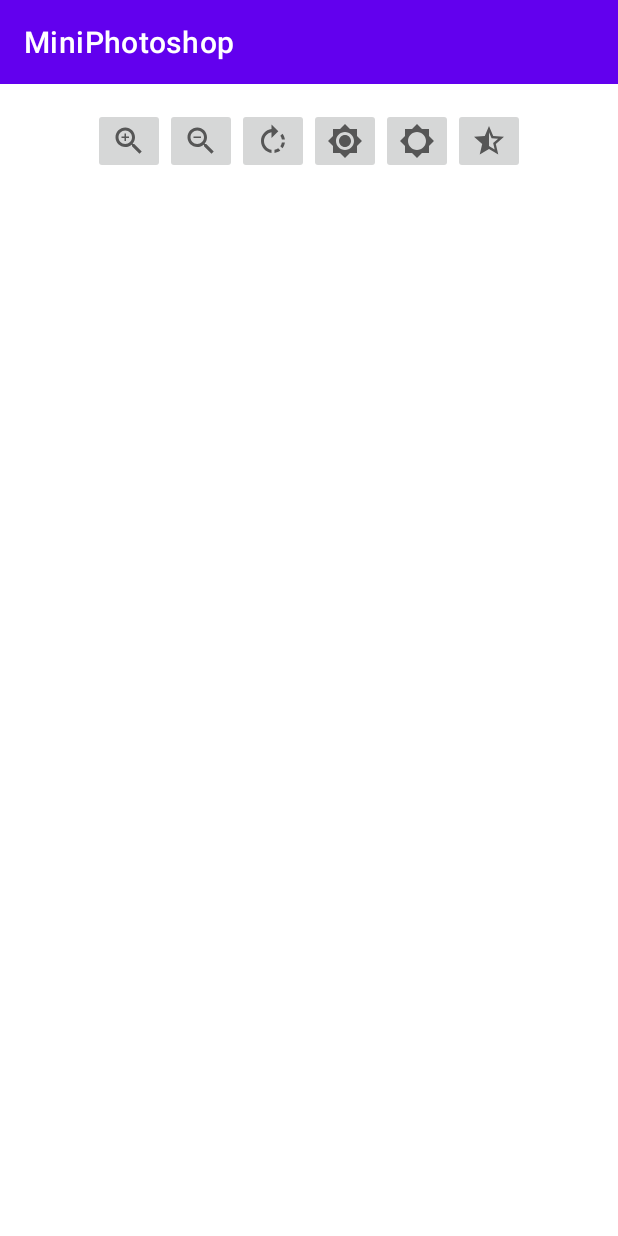
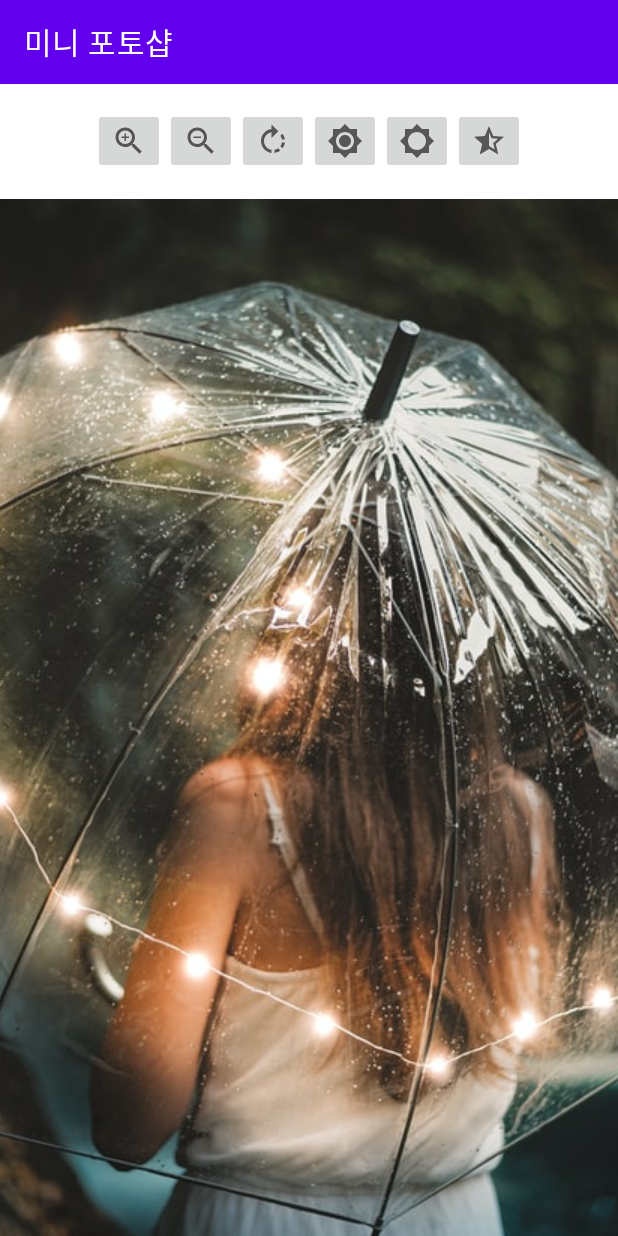
Before and after one commit to Ruinak/MiniPhotoshop, an Android app: the screen it shows after launch (MainActivity), on a phone screen of 412 x 824 dp. Run offline under Robolectric (Android 15) with nearby library versions, the phone set to English and light mode, and no system bars.

```diff
--- a/app/src/main/java/com/cos/miniphotoshop/MainActivity.java
+++ b/app/src/main/java/com/cos/miniphotoshop/MainActivity.java
@@ -1,14 +1,54 @@
 package com.cos.miniphotoshop;
 
 import androidx.appcompat.app.AppCompatActivity;
+import androidx.appcompat.widget.LinearLayoutCompat;
 
+import android.content.Context;
+import android.graphics.Bitmap;
+import android.graphics.BitmapFactory;
+import android.graphics.Canvas;
 import android.os.Bundle;
+import android.view.View;
+import android.widget.ImageButton;
 
 public class MainActivity extends AppCompatActivity {
+    private static final String TAG = "MainActivity2";
+
+    // 위젯 변수 6개와 클래스 변수 1개를 전역변수로 선언
+    private ImageButton ibZoomIn, ibZoomOut, ibRotate, ibBright, ibDark, ibGray;
+    private MyGraphicView graphicView;
 
     @Override
     protected void onCreate(Bundle savedInstanceState) {
         super.onCreate(savedInstanceState);
         setContentView(R.layout.activity_main);
+        setTitle("미니 포토샵");
+
+        // activity_main.xml 의 pictureLayout 을 인플레이트 한 후 MyGraphicView 형 클래스 변수를 첨부
+        // 결국 아래쪽 레이아웃에는 MyGraphicView 에서 설정한 내용이 출력 됨
+        LinearLayoutCompat pictureLayout = findViewById(R.id.pictureLayout);
+        graphicView = new MyGraphicView(this);
+        pictureLayout.addView(graphicView);
+    }
+
+    // MyGraphicView 클래스를 정의
+    private static class MyGraphicView extends View {
+        public MyGraphicView(Context context) {
+            super(context);
+        }
+
+        @Override
+        protected void onDraw(Canvas canvas) {
+            super.onDraw(canvas);
+
+            Bitmap picture = BitmapFactory.decodeResource(getResources(), R.drawable.umbrella);
+
+            int picX = (this.getWidth() - picture.getWidth()) / 2;
+            int picY = (this.getHeight() - picture.getHeight()) / 2;
+
+            canvas.drawBitmap(picture, picX, picY, null);
+
+            picture.recycle();
+        }
     }
 }
--- a/app/src/main/res/layout/activity_main.xml
+++ b/app/src/main/res/layout/activity_main.xml
@@ -15,12 +15,12 @@
         android:gravity="center">
 
         <ImageButton
-            android:id="@+id/ibZoomin"
+            android:id="@+id/ibZoomIn"
             android:layout_width="wrap_content"
             android:layout_height="wrap_content"
             android:src="@drawable/zoom_in" />
         <ImageButton
-            android:id="@+id/ibZoomout"
+            android:id="@+id/ibZoomOut"
             android:layout_width="wrap_content"
             android:layout_height="wrap_content"
             android:src="@drawable/zoom_out" />
```
Also changed, not shown: app/src/main/res/drawable/umbrella.jpg (added).
